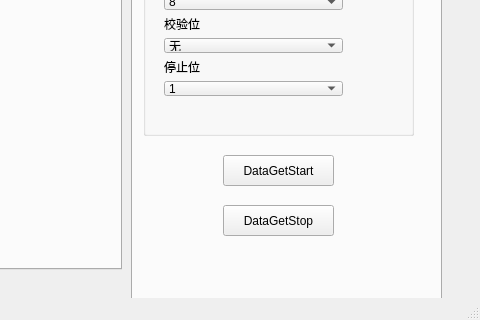
Qt form li_window_1/mainwindow.ui (WangLeeeeeeee/UpperLimbConsole) before a commit; both pictures show x 739 to 1219 and y 267 to 587 of the 1219 by 587 pixel window.
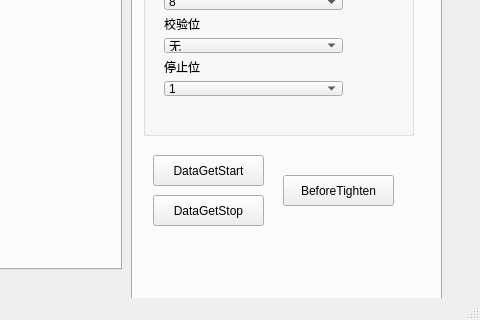
The same form after that commit. The open tabs and pages were chosen to show the change. Icons and pictures are not drawn. Custom widgets are drawn as their Qt base class.

Commit message: delete currentpid file and add tension before tighten

```diff
--- a/li_window_1/mainwindow.ui
+++ b/li_window_1/mainwindow.ui
@@ -777,7 +777,7 @@
      <widget class="QPushButton" name="dataGetButton">
       <property name="geometry">
        <rect>
-        <x>90</x>
+        <x>20</x>
         <y>330</y>
         <width>111</width>
         <height>31</height>
@@ -790,8 +790,8 @@
      <widget class="QPushButton" name="dataStopGetButton">
       <property name="geometry">
        <rect>
-        <x>90</x>
-        <y>380</y>
+        <x>20</x>
+        <y>370</y>
         <width>111</width>
         <height>31</height>
        </rect>
@@ -800,6 +800,19 @@
        <string>DataGetStop</string>
       </property>
      </widget>
+     <widget class="QPushButton" name="pushButton">
+      <property name="geometry">
+       <rect>
+        <x>150</x>
+        <y>350</y>
+        <width>111</width>
+        <height>31</height>
+       </rect>
+      </property>
+      <property name="text">
+       <string>BeforeTighten</string>
+      </property>
+     </widget>
     </widget>
     <widget class="QWidget" name="tab_3">
      <attribute name="title">
```
Left out of the diff: 2 changed lines with no effect on the pictures. The commit also changes 8 other files.
